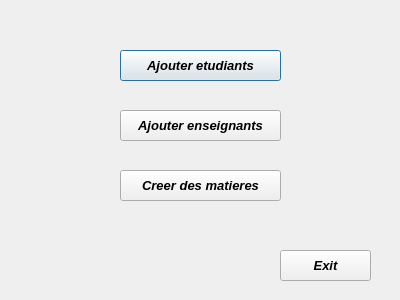
Before: the Qt Designer form Projet_qcm (1)/adminpage.ui in Martialmonjoh/QcmQt, drawn with Qt 5.
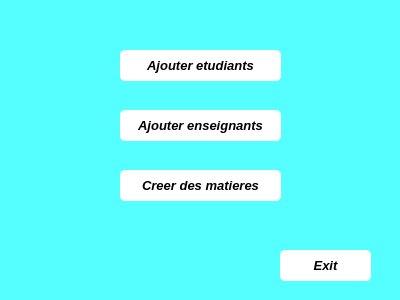
After: the same form once the commit is applied.

```diff
--- a/Projet_qcm (1)/adminpage.ui
+++ b/Projet_qcm (1)/adminpage.ui
@@ -25,7 +25,10 @@
    <string>Dialog</string>
   </property>
   <property name="autoFillBackground">
-   <bool>true</bool>
+   <bool>false</bool>
+  </property>
+  <property name="styleSheet">
+   <string notr="true">border-radius:5px;background:rgb(85, 255, 255)</string>
   </property>
   <widget class="QPushButton" name="add_etudiant">
    <property name="geometry">
@@ -45,6 +48,9 @@
      <underline>false</underline>
     </font>
    </property>
+   <property name="styleSheet">
+    <string notr="true">border-radius:5px;background:white</string>
+   </property>
    <property name="text">
     <string>Ajouter etudiants</string>
    </property>
@@ -67,6 +73,9 @@
      <underline>false</underline>
     </font>
    </property>
+   <property name="styleSheet">
+    <string notr="true">border-radius:5px;background:white</string>
+   </property>
    <property name="text">
     <string>Exit</string>
    </property>
@@ -89,6 +98,9 @@
      <underline>false</underline>
     </font>
    </property>
+   <property name="styleSheet">
+    <string notr="true">border-radius:5px;background:white</string>
+   </property>
    <property name="text">
     <string>Ajouter enseignants</string>
    </property>
@@ -111,6 +123,9 @@
      <underline>false</underline>
     </font>
    </property>
+   <property name="styleSheet">
+    <string notr="true">border-radius:5px;background:white</string>
+   </property>
    <property name="text">
     <string>Creer des matieres</string>
    </property>
```
